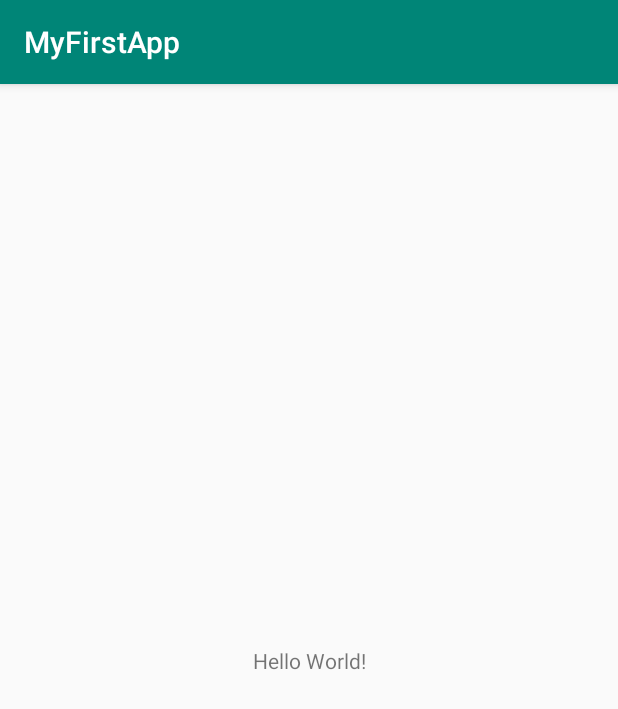
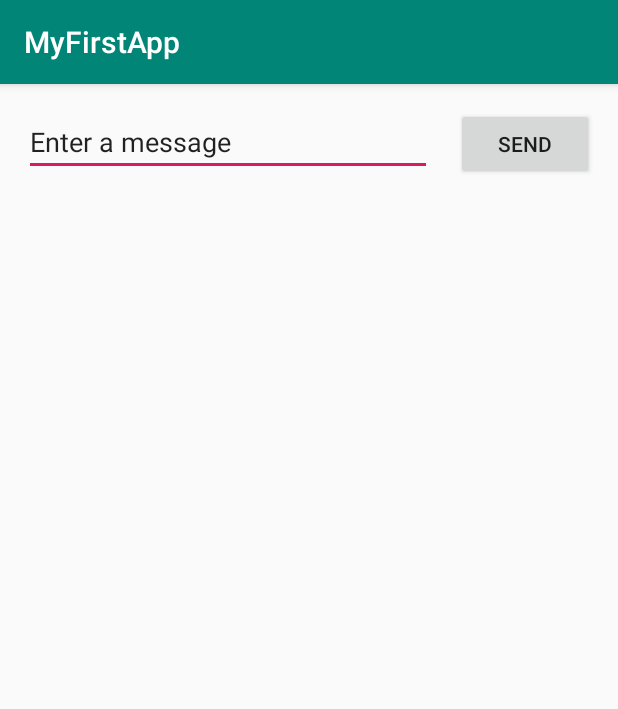
Before and after one commit to 181210/DAT153, an Android app: the screen it shows after launch (MainActivity), on a phone screen of 412 x 824 dp. Shown: the top 709 px of the screen. Run offline under Robolectric (Android 15) with nearby library versions, the phone set to English and light mode, and no system bars.

Commit message:
Added message activity

```diff
--- a/MyFirstApp/app/src/main/res/layout/activity_main.xml
+++ b/MyFirstApp/app/src/main/res/layout/activity_main.xml
@@ -7,13 +7,35 @@
         android:layout_height="match_parent"
         tools:context=".MainActivity">
 
-    <TextView
-            android:layout_width="wrap_content"
+    <EditText
+            android:layout_width="0dp"
             android:layout_height="wrap_content"
-            android:text="Hello World!"
-            app:layout_constraintBottom_toBottomOf="parent"
-            app:layout_constraintLeft_toLeftOf="parent"
-            app:layout_constraintRight_toRightOf="parent"
+            android:inputType="textPersonName"
+            android:text="@string/edit_message"
+            android:ems="10"
+            android:id="@+id/editText"
+            app:layout_constraintStart_toStartOf="parent" app:layout_constraintHorizontal_bias="0.5"
+            app:layout_constraintEnd_toStartOf="@+id/button2" android:layout_marginStart="16dp"
+            android:layout_marginTop="16dp" app:layout_constraintTop_toTopOf="parent"/>
+    <Button
+            android:text="@string/button_send"
+            android:layout_width="92dp"
+            android:layout_height="wrap_content"
+            android:id="@+id/button2"
+            app:layout_constraintStart_toEndOf="@+id/editText" android:layout_marginStart="16dp"
+            app:layout_constraintHorizontal_bias="0.5"
+            app:layout_constraintEnd_toEndOf="parent" android:layout_marginEnd="16dp" android:layout_marginTop="16dp"
             app:layout_constraintTop_toTopOf="parent"/>
-
+    <android.support.constraint.Guideline android:layout_width="wrap_content" android:layout_height="wrap_content"
+                                          android:id="@+id/guideline" app:layout_constraintGuide_begin="20dp"
+                                          android:orientation="horizontal"/>
+    <android.support.constraint.Guideline android:layout_width="wrap_content" android:layout_height="wrap_content"
+                                          android:id="@+id/guideline2" app:layout_constraintGuide_begin="20dp"
+                                          android:orientation="vertical"/>
+    <android.support.constraint.Guideline android:layout_width="wrap_content" android:layout_height="wrap_content"
+                                          android:id="@+id/guideline3" app:layout_constraintGuide_begin="20dp"
+                                          android:orientation="vertical"/>
+    <android.support.constraint.Guideline android:layout_width="wrap_content" android:layout_height="wrap_content"
+                                          android:id="@+id/guideline4" app:layout_constraintGuide_begin="20dp"
+                                          android:orientation="horizontal"/>
 </android.support.constraint.ConstraintLayout>
--- a/MyFirstApp/app/src/main/res/values/strings.xml
+++ b/MyFirstApp/app/src/main/res/values/strings.xml
@@ -1,3 +1,5 @@
 <resources>
     <string name="app_name">MyFirstApp</string>
+    <string name="edit_message">Enter a message</string>
+    <string name="button_send">Send</string>
 </resources>
```
